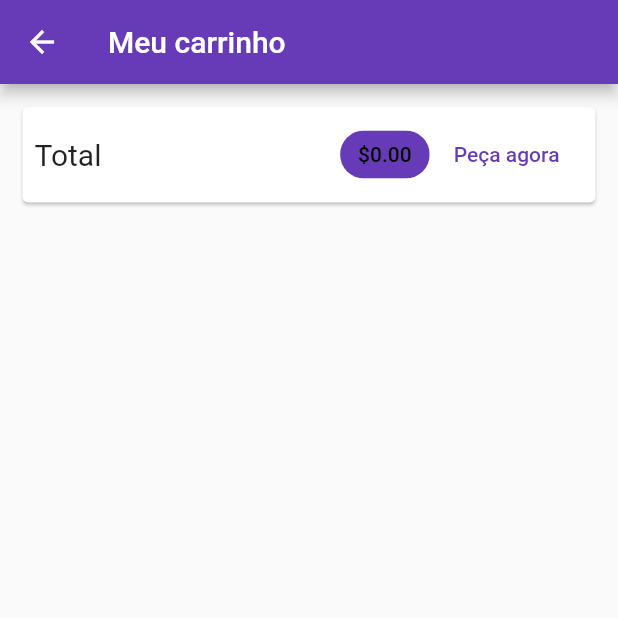
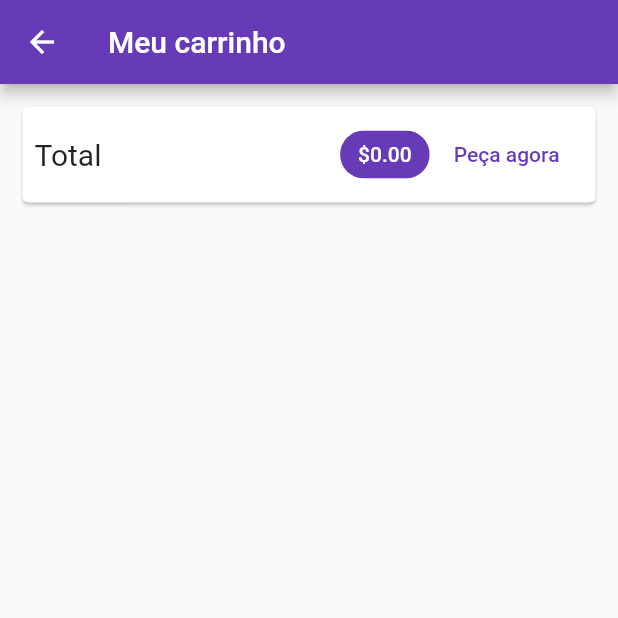
Before and after one commit to lucascicco/FIN-SHOP-APP-FLUTTER, a Flutter app: the CartScreen screen opened by its route, on a phone screen of 412 x 824 dp, the top half of it. Run offline on Flutter 3.47's test engine with Material 2 defaults, Android fonts, the phone set to English and light mode, and no system bars; our stand-ins replace flutter_dotenv, shared_preferences; accounts and stored records are empty.

Commit message:
screenshots

```diff
--- a/lib/providers/product.dart
+++ b/lib/providers/product.dart
@@ -9,6 +9,7 @@ class Product with ChangeNotifier {
   final String description;
   final double price;
   final String imageUrl;
+  final String creatorId;
   bool isFavorite;
 
   Product({
@@ -17,6 +18,7 @@ class Product with ChangeNotifier {
     @required this.description,
     @required this.price,
     @required this.imageUrl,
+    this.creatorId,
     this.isFavorite = false,
   });
 
--- a/lib/screens/cart_screen.dart
+++ b/lib/screens/cart_screen.dart
@@ -33,7 +33,7 @@ class CartScreen extends StatelessWidget {
                     label: Text(
                       '\$${cart.totalAmount.toStringAsFixed(2)}',
                       style: TextStyle(
-                        color: Colors.black,
+                        color: Colors.white,
                       ),
                     ),
                     backgroundColor: Theme.of(context).primaryColor,
```
Also changed, not shown: lib/providers/products.dart (+11 -8 lines), lib/widgets/cart_item.dart (+5 -2 lines), 5 other files.
